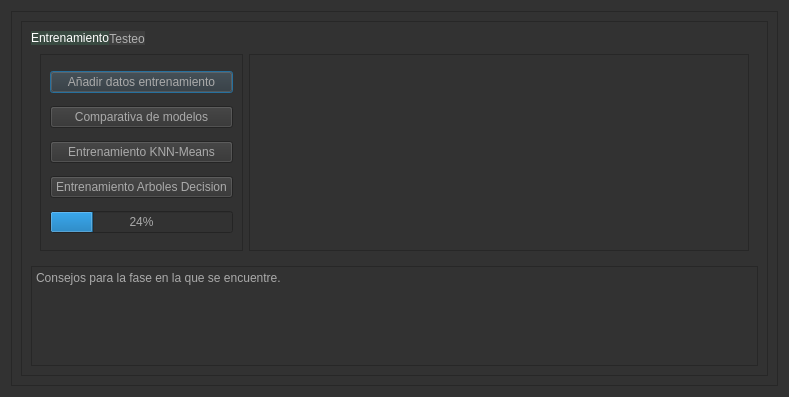
clxudiajazmin/Clasificador-de-noticias, file main.ui: the form before one commit.
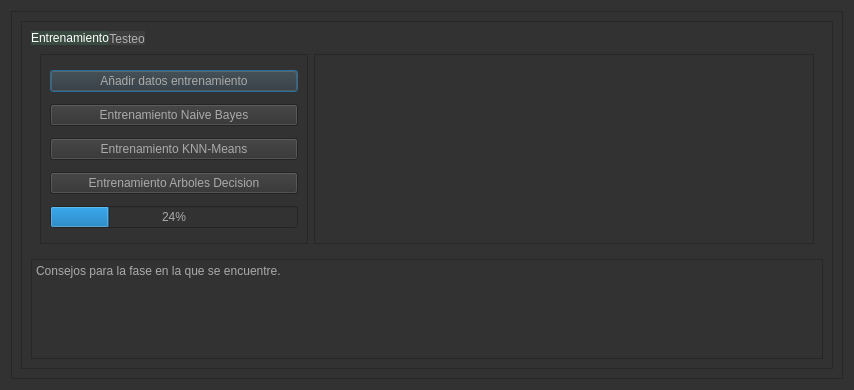
The form after the commit. The open tabs and pages were chosen to show the change.

Commit message: botones nuevos

The edit to the form file:
```diff
--- a/main.ui
+++ b/main.ui
@@ -6,8 +6,8 @@
    <rect>
     <x>0</x>
     <y>0</y>
-    <width>767</width>
-    <height>397</height>
+    <width>854</width>
+    <height>390</height>
    </rect>
   </property>
   <property name="windowTitle">
@@ -336,7 +336,7 @@
                 <item>
                  <widget class="QPushButton" name="comparModelsBtn">
                   <property name="text">
-                   <string>Comparativa de modelos</string>
+                   <string>Entrenamiento Naive Bayes</string>
                   </property>
                  </widget>
                 </item>
```
Left out of the diff: 8 changed lines with no effect on the pictures.
